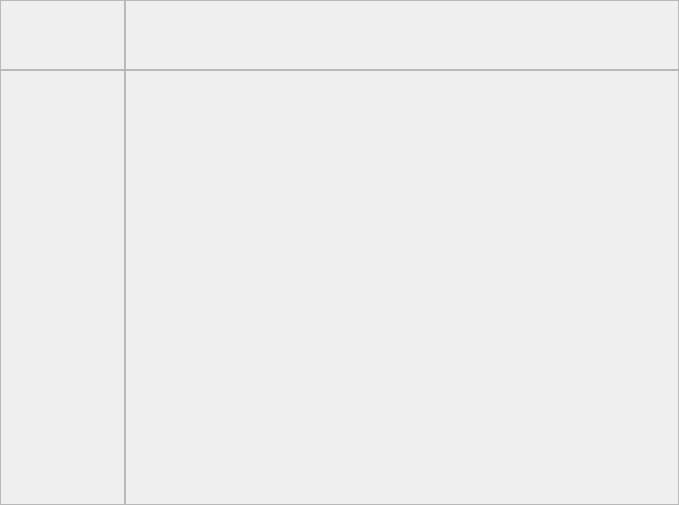
Qt form contact/ContactWidget.ui (HcashOrg/hx-indicator) before a commit.
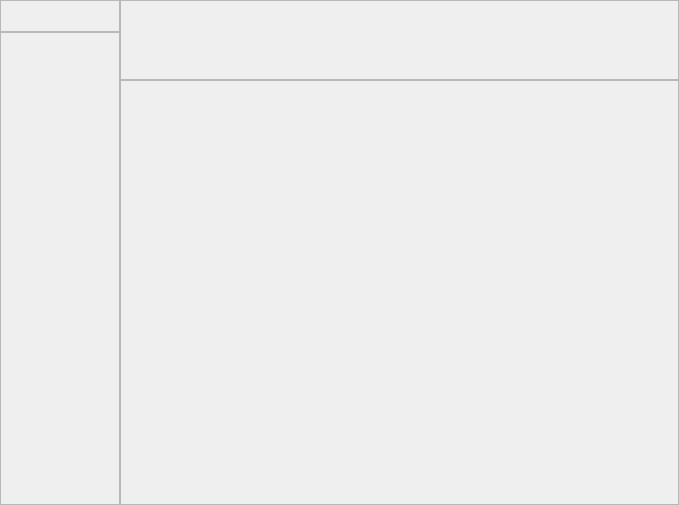
The same form after that commit.

Patch:
```diff
--- a/contact/ContactWidget.ui
+++ b/contact/ContactWidget.ui
@@ -13,7 +13,10 @@
   <property name="windowTitle">
    <string>Form</string>
   </property>
-  <layout class="QGridLayout" name="gridLayout" rowstretch="1,10">
+  <layout class="QHBoxLayout" name="horizontalLayout" stretch="1,10">
+   <property name="spacing">
+    <number>0</number>
+   </property>
    <property name="leftMargin">
     <number>0</number>
    </property>
@@ -26,21 +29,23 @@
    <property name="bottomMargin">
     <number>0</number>
    </property>
+   <item>
+    <layout class="QVBoxLayout" name="verticalLayout">
    <property name="spacing">
     <number>0</number>
    </property>
-   <item row="0" column="0">
+     <item>
     <widget class="QScrollArea" name="scrollArea_leftTop">
      <property name="minimumSize">
       <size>
-       <width>125</width>
-       <height>0</height>
+         <width>120</width>
+         <height>32</height>
       </size>
      </property>
      <property name="maximumSize">
       <size>
-       <width>125</width>
-       <height>16777215</height>
+         <width>120</width>
+         <height>32</height>
       </size>
      </property>
      <property name="widgetResizable">
@@ -51,41 +56,24 @@
        <rect>
         <x>0</x>
         <y>0</y>
-        <width>123</width>
-        <height>68</height>
+          <width>118</width>
+          <height>30</height>
        </rect>
       </property>
      </widget>
     </widget>
    </item>
-   <item row="0" column="1">
-    <widget class="QScrollArea" name="scrollArea_rightTop">
-     <property name="widgetResizable">
-      <bool>true</bool>
-     </property>
-     <widget class="QWidget" name="scrollAreaWidgetContents_2">
-      <property name="geometry">
-       <rect>
-        <x>0</x>
-        <y>0</y>
-        <width>552</width>
-        <height>68</height>
-       </rect>
-      </property>
-     </widget>
-    </widget>
-   </item>
-   <item row="1" column="0">
+     <item>
     <widget class="QScrollArea" name="scrollArea_leftBottom">
      <property name="minimumSize">
       <size>
-       <width>125</width>
+         <width>120</width>
        <height>0</height>
       </size>
      </property>
      <property name="maximumSize">
       <size>
-       <width>125</width>
+         <width>120</width>
        <height>16777215</height>
       </size>
      </property>
@@ -97,14 +85,50 @@
        <rect>
         <x>0</x>
         <y>0</y>
-        <width>123</width>
-        <height>433</height>
+          <width>118</width>
+          <height>469</height>
        </rect>
       </property>
      </widget>
     </widget>
    </item>
-   <item row="1" column="1">
+    </layout>
+   </item>
+   <item>
+    <layout class="QVBoxLayout" name="verticalLayout_2">
+     <property name="spacing">
+      <number>0</number>
+     </property>
+     <item>
+      <widget class="QScrollArea" name="scrollArea_rightTop">
+       <property name="minimumSize">
+        <size>
+         <width>0</width>
+         <height>80</height>
+        </size>
+       </property>
+       <property name="maximumSize">
+        <size>
+         <width>16777215</width>
+         <height>80</height>
+        </size>
+       </property>
+       <property name="widgetResizable">
+        <bool>true</bool>
+       </property>
+       <widget class="QWidget" name="scrollAreaWidgetContents_2">
+        <property name="geometry">
+         <rect>
+          <x>0</x>
+          <y>0</y>
+          <width>553</width>
+          <height>78</height>
+         </rect>
+        </property>
+       </widget>
+      </widget>
+     </item>
+     <item>
     <widget class="QScrollArea" name="scrollArea_rightBottom">
      <property name="widgetResizable">
       <bool>true</bool>
@@ -114,12 +138,14 @@
        <rect>
         <x>0</x>
         <y>0</y>
-        <width>552</width>
-        <height>433</height>
+          <width>553</width>
+          <height>421</height>
        </rect>
       </property>
      </widget>
     </widget>
+     </item>
+    </layout>
    </item>
   </layout>
  </widget>
```
Lines whose indentation alone changed are shown as unchanged.
